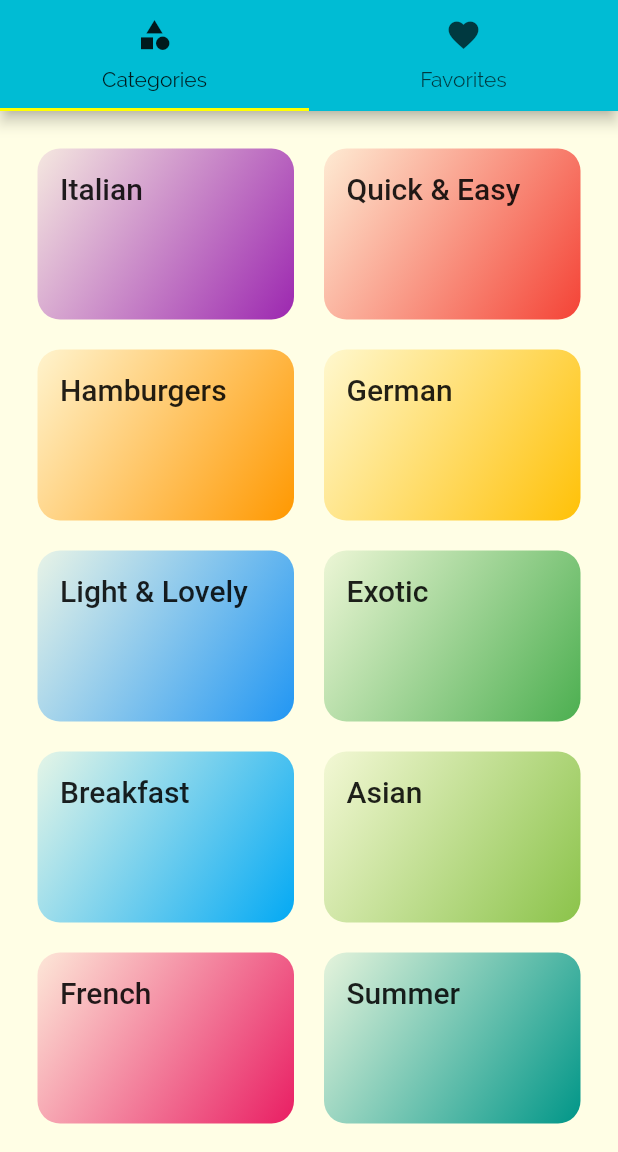
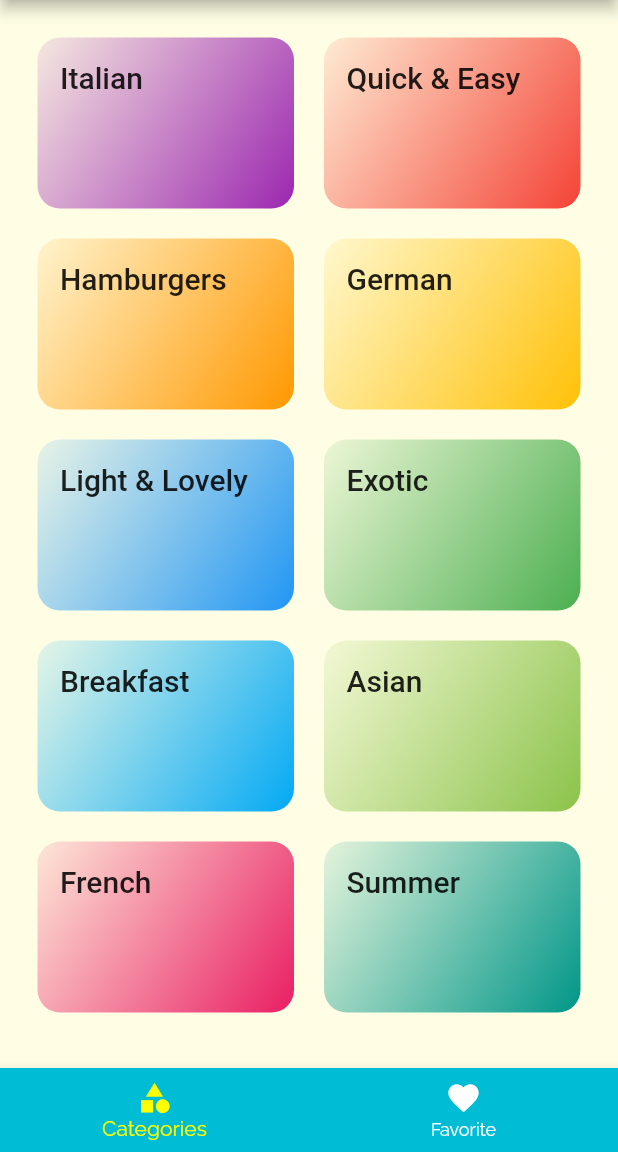
Before and after one commit to abhijit-bora/meals_app, a Flutter app: the screen it shows after launch, on a phone screen of 412 x 824 dp, the part 84-1236 px from its top. Run offline on Flutter 3.47's test engine with Material 2 defaults, Android fonts, the phone set to English and light mode, and no system bars.

```diff
--- a/lib/screens/tabs_screen.dart
+++ b/lib/screens/tabs_screen.dart
@@ -8,6 +8,18 @@ class TabScreen extends StatefulWidget {
 }
 
 class _TabScreenState extends State<TabScreen> {
+  List<Widget> _pages = [
+    CategoriesScreen(),
+    FavoriteScreen(),
+  ];
+  int _seletPageIndex = 0;
+
+  void _selectPage(int index) {
+    setState(() {
+      _seletPageIndex = index;
+    });
+  }
+
   @override
   Widget build(BuildContext context) {
     return DefaultTabController(
@@ -15,23 +27,23 @@ class _TabScreenState extends State<TabScreen> {
         child: Scaffold(
           appBar: AppBar(
             title: Text('Meals'),
-            bottom: TabBar(
-              tabs: <Widget>[
-                Tab(
-                  icon: Icon(Icons.category),
-                  text: 'Categories',
-                ),
-                Tab(
-                  icon: Icon(Icons.favorite),
-                  text: 'Favorites',
-                )
-              ],
-            ),
           ),
-          body: TabBarView(
-            children: <Widget>[
-              CategoriesScreen(),
-              FavoriteScreen(),
+          body: _pages[_seletPageIndex],
+          bottomNavigationBar: BottomNavigationBar(
+            onTap: _selectPage,
+            backgroundColor: Theme.of(context).primaryColor,
+            unselectedItemColor: Colors.white,
+            selectedItemColor: Theme.of(context).accentColor,
+            currentIndex: _seletPageIndex,
+            items: [
+              BottomNavigationBarItem(
+                icon: Icon(Icons.category),
+                title: Text('Categories'),
+              ),
+              BottomNavigationBarItem(
+                icon: Icon(Icons.favorite),
+                title: Text('Favorite'),
+              ),
             ],
           ),
         ));
```
